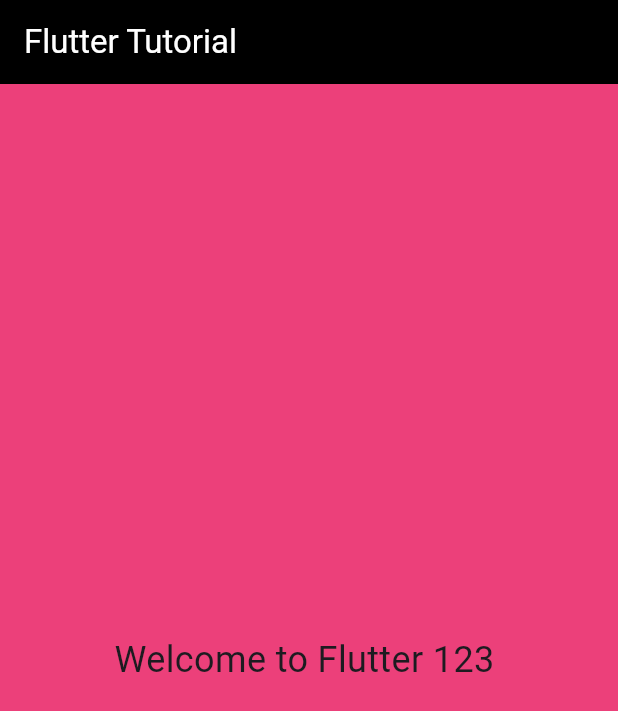
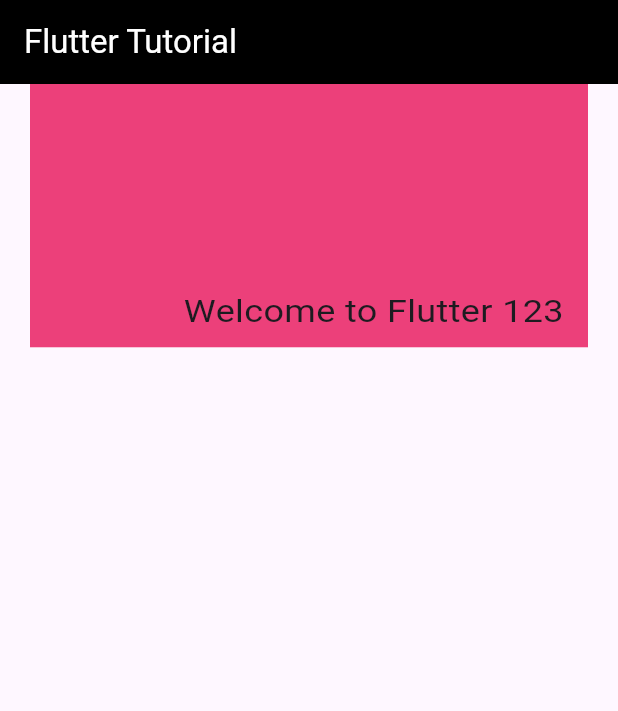
Before and after one commit to shanakasp/Flutter, a Flutter app: the screen it shows after launch, on a phone screen of 412 x 824 dp. Shown: the top 711 px of the screen. Run offline on Flutter 3.47's test engine with Material 3 defaults, Android fonts, the phone set to English and light mode, and no system bars.

Commit message:
modified main.dart in lib

```diff
--- a/flutter_application_2/lib/main.dart
+++ b/flutter_application_2/lib/main.dart
@@ -18,12 +18,16 @@ class FlutterTutorialApp extends StatelessWidget {
           ),
         ),
         body: Container(
+          margin: const EdgeInsets.symmetric(horizontal: 20),
+          padding: const EdgeInsets.all(10),
+          transform: Matrix4.rotationX(0.5),
+          alignment: Alignment.bottomRight,
+          height: 200,
+          width: double.infinity,
           color: Colors.pink[400],
-          child: Center(
-            child: Text(
-              'Welcome to Flutter 123 ',
-              style: TextStyle(fontSize: 24),
-            ),
+          child: Text(
+            'Welcome to Flutter 123 ',
+            style: TextStyle(fontSize: 24),
           ),
         ),
       ),
```
